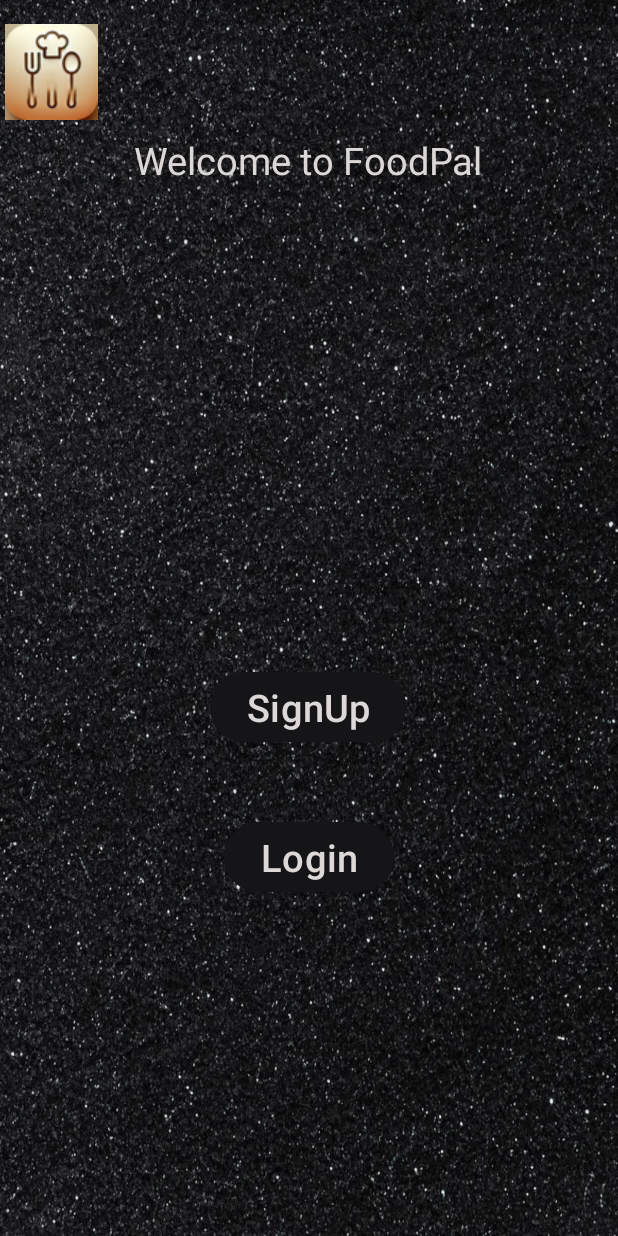
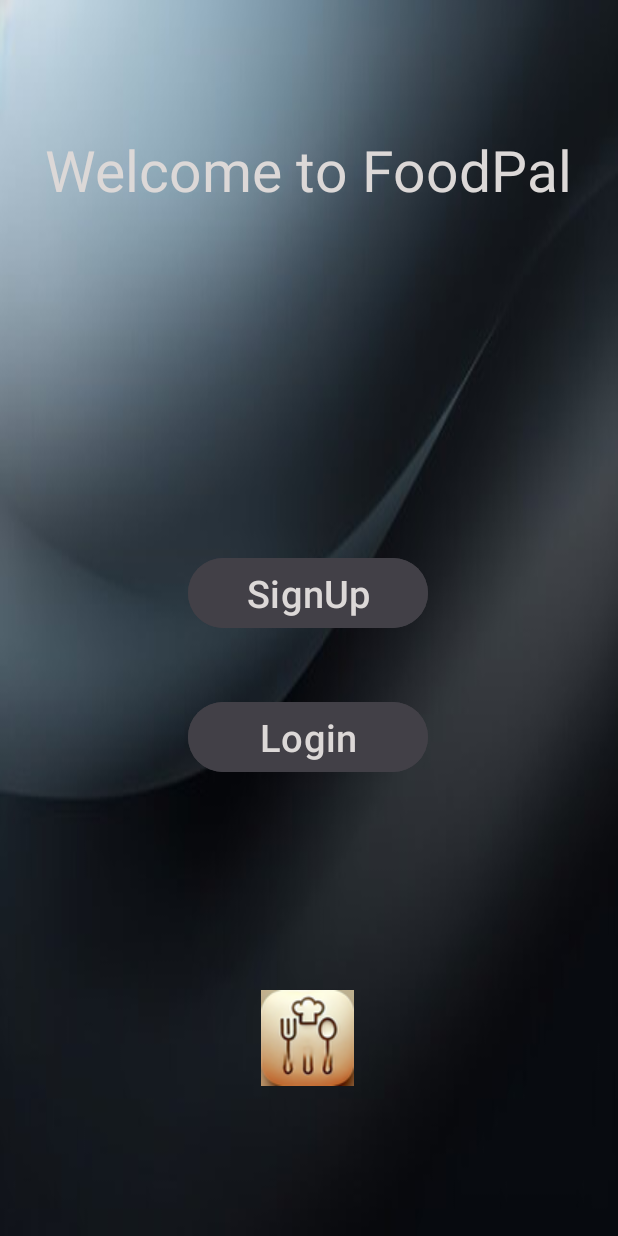
Before and after one commit to reuven1234/reuvenBagrut, an Android app: the screen it shows after launch (MainActivity), on a phone screen of 412 x 824 dp. Run offline under Robolectric (Android 15) with nearby library versions, the light colour scheme and no system bars.

Commit message:
button change

```diff
--- a/app/src/main/res/layout/activity_login.xml
+++ b/app/src/main/res/layout/activity_login.xml
@@ -13,7 +13,7 @@
         android:layout_width="wrap_content"
         android:layout_height="wrap_content"
         android:layout_marginTop="112dp"
-        android:textSize="35dp"
+        android:textSize="38dp"
         android:textColor="#DCD8D7"
         android:text="Login"
         app:layout_constraintEnd_toEndOf="parent"
@@ -69,10 +69,10 @@
 
     <Button
         android:id="@+id/Login"
-        android:layout_width="wrap_content"
+        android:layout_width="160dp"
         android:layout_height="wrap_content"
         android:layout_marginTop="508dp"
-        android:backgroundTint="#151417"
+        android:backgroundTint="#424047"
         android:text="Login"
         android:textColor="#DCD8D7"
         android:textSize="20dp"
--- a/app/src/main/res/layout/activity_main.xml
+++ b/app/src/main/res/layout/activity_main.xml
@@ -14,7 +14,7 @@
         android:layout_height="wrap_content"
         android:text="Welcome to FoodPal"
         android:textColor="#DCD8D7"
-        android:textSize="25dp"
+        android:textSize="38dp"
         app:layout_constraintBottom_toBottomOf="parent"
         app:layout_constraintEnd_toEndOf="parent"
         app:layout_constraintHorizontal_bias="0.497"
@@ -24,43 +24,43 @@
 
     <Button
         android:id="@+id/SignUp"
-        android:layout_width="wrap_content"
+        android:layout_width="160dp"
         android:layout_height="wrap_content"
-        android:layout_marginTop="444dp"
-        android:backgroundTint="#151417"
+        android:layout_marginTop="368dp"
+        android:backgroundTint="#424047"
         android:text="SignUp"
+        android:textColor="#DCD8D7"
         android:textSize="25dp"
-        android:textColor="#DCD8D7"
         app:layout_constraintEnd_toEndOf="parent"
         app:layout_constraintHorizontal_bias="0.498"
         app:layout_constraintStart_toStartOf="parent"
         app:layout_constraintTop_toTopOf="parent" />
 
+
     <Button
         android:id="@+id/Login"
-        android:layout_width="wrap_content"
+        android:layout_width="160dp"
         android:layout_height="wrap_content"
+        android:layout_marginTop="464dp"
+        android:backgroundTint="#424047"
+        android:text="Login"
+        android:textColor="#DCD8D7"
         android:textSize="25dp"
-        android:layout_marginTop="544dp"
-        android:backgroundTint="#151417"
-        android:textColor="#DCD8D7"
-        android:text="Login"
         app:layout_constraintEnd_toEndOf="parent"
+        app:layout_constraintHorizontal_bias="0.498"
         app:layout_constraintStart_toStartOf="parent"
         app:layout_constraintTop_toTopOf="parent" />
-
 
     <ImageView
         android:id="@+id/imageView2"
         android:layout_width="wrap_content"
         android:layout_height="wrap_content"
-        android:layout_marginTop="16dp"
+        android:layout_marginTop="660dp"
         app:layout_constraintEnd_toEndOf="parent"
-        app:layout_constraintHorizontal_bias="0.01"
+        app:layout_constraintHorizontal_bias="0.498"
         app:layout_constraintStart_toStartOf="parent"
         app:layout_constraintTop_toTopOf="parent"
-        app:srcCompat="@drawable/icon_2"
-        />
+        app:srcCompat="@drawable/icon_2" />
 
 
 </androidx.constraintlayout.widget.ConstraintLayout>
--- a/app/src/main/res/layout/activity_sign_up.xml
+++ b/app/src/main/res/layout/activity_sign_up.xml
@@ -83,10 +83,10 @@
 
     <Button
         android:id="@+id/SignUp"
-        android:layout_width="wrap_content"
+        android:layout_width="160dp"
         android:layout_height="wrap_content"
         android:layout_marginTop="556dp"
-        android:backgroundTint="#151417"
+        android:backgroundTint="#424047"
         android:text="SignUp"
         android:textColor="#DCD8D7"
         android:textSize="20dp"
--- /dev/null
+++ b/app/src/main/res/values/ic_launcher_background.xml
@@ -0,0 +1,4 @@
+<?xml version="1.0" encoding="utf-8"?>
+<resources>
+    <color name="ic_launcher_background">#000000</color>
+</resources>
```
Also changed, not shown: app/src/main/res/drawable/black_background.jpg (added), app/src/main/res/drawable/black_background.webp (deleted).
